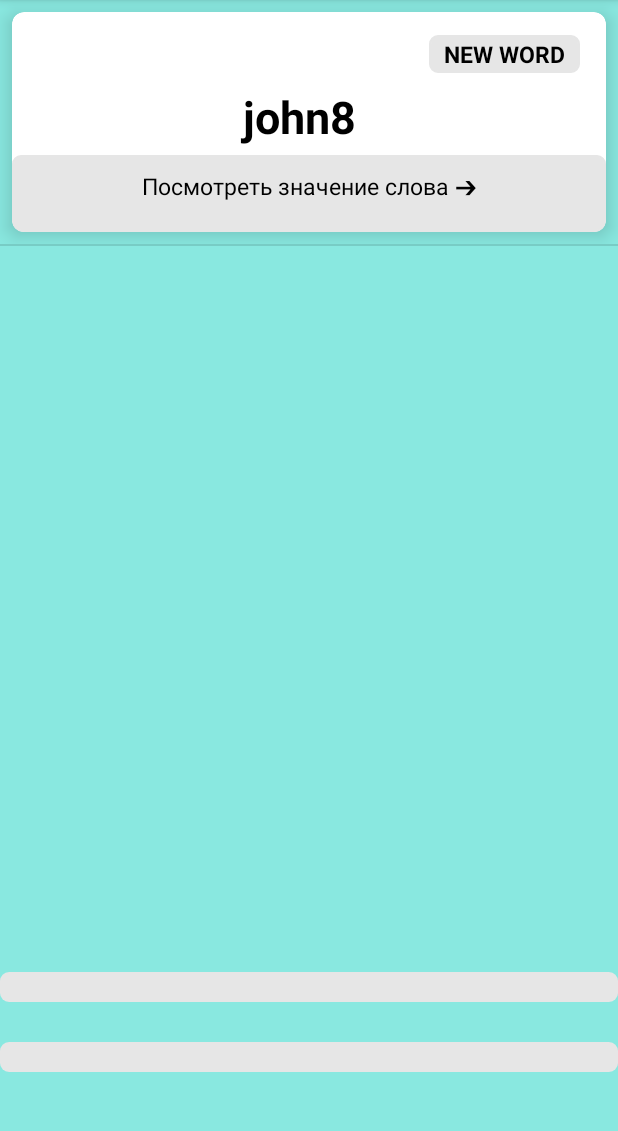
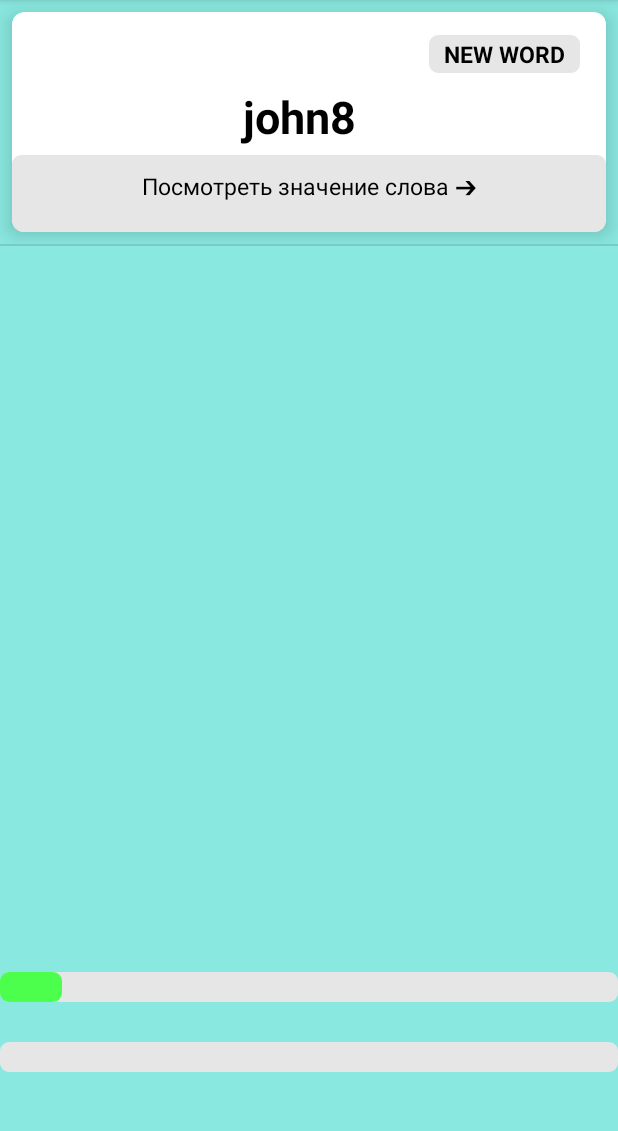
Before and after one commit to danilbelikov/English-Cards, an Android app: the fragment WordFragment placed in its activity, after a tap on "Я ЗНАЮ ЭТО СЛОВО", on a phone screen of 412 x 824 dp, the part 84-1215 px from its top. Run offline under Robolectric (Android 15) with nearby library versions, the phone set to English and light mode, and no system bars; 1 other tap on this screen came first.

Commit message:
db_start

```diff
--- a/app/src/main/java/com/example/englishcards/MainActivity.kt
+++ b/app/src/main/java/com/example/englishcards/MainActivity.kt
@@ -14,7 +14,7 @@ class MainActivity : AppCompatActivity(), Navigator {
     override fun onCreate(savedInstanceState: Bundle?) {
         super.onCreate(savedInstanceState)
         setContentView(R.layout.activity_main)
-        replaceFragment(MainFragment())
+        if (savedInstanceState == null) replaceFragment(MainFragment())
 
 
 
--- a/app/src/main/java/com/example/englishcards/ui/adapters/ListAdapter.kt
+++ b/app/src/main/java/com/example/englishcards/ui/adapters/ListAdapter.kt
@@ -1,5 +1,6 @@
 package com.example.englishcards.ui.adapters
 
+import android.animation.ObjectAnimator
 import android.app.Activity
 import android.content.Context
 import android.transition.Explode
@@ -10,6 +11,7 @@ import android.view.View
 import android.view.ViewGroup
 import android.widget.ArrayAdapter
 import android.widget.Button
+import android.widget.ProgressBar
 import androidx.core.view.isVisible
 import com.example.englishcards.R
 import com.example.englishcards.databinding.ListItemBinding
@@ -18,8 +20,8 @@ import com.example.englishcards.ui.model.Card
 class ListAdapter(private val context: Activity, private val arrayList: ArrayList<Card>) : ArrayAdapter<Card>(context, R.layout.list_item, arrayList), View.OnClickListener {
     var onItemClick: ((pos: Any,view: View) -> Unit)? = null
     override fun getView(position: Int, convertView: View?, parent: ViewGroup): View {
-        /*val inflater: LayoutInflater = LayoutInflater.from(context)
-        val view : View = inflater.inflate(R.layout.list_item, null)*/
+        val inflater: LayoutInflater = LayoutInflater.from(context)
+        val view : View = inflater.inflate(R.layout.list_item, null)
 
         val binding = convertView?.tag as ListItemBinding? ?:
         createBinding(parent.context)
@@ -29,6 +31,9 @@ class ListAdapter(private val context: Activity, private val arrayList: ArrayLis
         binding.tvWordStatus.text = arrayList[position].status
         binding.bKnow.setTag(1)
         binding.bNotKnow.setTag(2)
+
+
+
 
         if (binding.tvWordStatus.text == "LEARNING") binding.tvWordStatus.setBackgroundResource(R.drawable.rounded_corner_learning)
         if (binding.tvWordStatus.text == "MASTERED") binding.tvWordStatus.setBackgroundResource(R.drawable.rounded_corner_mastered)
--- a/app/src/main/java/com/example/englishcards/ui/word/WordFragment.kt
+++ b/app/src/main/java/com/example/englishcards/ui/word/WordFragment.kt
@@ -1,5 +1,6 @@
 package com.example.englishcards.ui.word
 
+import android.animation.ObjectAnimator
 import android.os.Bundle
 import android.transition.Explode
 import android.transition.TransitionManager
@@ -9,6 +10,7 @@ import android.view.LayoutInflater
 import android.view.View
 import android.view.ViewGroup
 import android.widget.Button
+import android.widget.ProgressBar
 import android.widget.Toast
 import com.example.englishcards.R
 import com.example.englishcards.databinding.FragmentWordBinding
@@ -91,17 +93,29 @@ lateinit var status: Array<String>
         val adapter = ListAdapter(requireActivity(), cardArrayList)
         binding.listView.adapter = adapter
 
-        //masteredWords.clear()
+        //Для передачи на маин активити
         numberOfMasteredWords = masteredWords.size
+        //Сколько раз повторили
         var numberOfRepeatings = 0
+
+        val progressBar = view?.findViewById<ProgressBar>(R.id.progress_bar_mastered)
+        val progressBarLearning = view?.findViewById<ProgressBar>(R.id.progress_bar_learning)
+        var progressMastered = 0
+        var progressLearning = 0
+
+        progressBar?.max = word.size
+        progressBarLearning?.max = word.size
 
 adapter.onItemClick = { any: Any, view: View ->
     var randomNumber = (0..6).random()
 
 
-
     if (any == 1) {
 
+        if (cardArrayList[0].status == status[2]){
+            cardArrayList[0].status = status[0]
+            masteredWords.remove(cardArrayList[0])
+        }
         //todo если ТЕКУЩЕЕ слово содержится в списке ИЗУЧЕНИЯ тогда удаляем
         if (learningWords.contains(cardArrayList[0])) {
             numberOfRepeatings += 1
@@ -126,23 +140,9 @@ adapter.onItemClick = { any: Any, view: View ->
         count += 1
         if (count >= word.size) count = 0
 
-        /*when {
-            count != 0 -> {
-                masteredWords.add(Card(word[count -1], explanation[count -1], status[0]))
-            }
-            else -> {
-                masteredWords.add(Card(word[word.size -1], explanation[word.size -1], status[0]))
-            }
-        }*/
-
         var nextWord = Card(word[count], explanation[count], status[0])
         //todo выбрали слово, но нужно сделать несколько проверок
 
-
-
-        /*if (randomNumber != 1 && randomNumber != 2) {
-            masteredWords.add(nextWord)
-        }*/
 
         //todo на рандоме может выпасть слово для повторения
         if (randomNumber == 1) {
@@ -152,26 +152,32 @@ adapter.onItemClick = { any: Any, view: View ->
                 //learningWords.removeAt(positionLearning)
             }
         }
-        /*if (randomNumber == 2) {
-            if (masteredWords.isNotEmpty()) {
-                var positionMastered = (0 until masteredWords.size).random()
-                nextWord = masteredWords[positionMastered]
-            }
-        }*/
 
         //todo если изученные содержат уже такое слово, тогда оно будет с приставкой MASTERED
         if (learningWords.contains(Card(word[count],explanation[count], status[1]))) nextWord = Card(word[count],explanation[count], status[1])
         if (masteredWords.contains(nextWord)) nextWord = Card(word[count], explanation[count], status[2])
         cardArrayList.add(nextWord)
 
+        progressLearning = learningWords.size
+        progressBarLearning?.setProgress(progressLearning)
 
+        progressMastered = masteredWords.size
+        progressBar?.setProgress(progressMastered)
 
+        Log.d("dsa", "masterSIZE == ${masteredWords.size}")
+        Log.d("dsa", "masterSIZE == $masteredWords")
         TransitionManager.beginDelayedTransition(binding.listView, Explode())
         adapter.notifyDataSetChanged()
     }
     //todo разобраться со второй кнопкой
 
     if (any == 2) {
+        if (cardArrayList[0].status == status[2]){
+            cardArrayList[0].status = status[0]
+            masteredWords.remove(cardArrayList[0])
+        }
+        if (cardArrayList[0].status == status[2]) masteredWords.remove(cardArrayList[0])
+        Log.d("dsa", "masterSIZE == ${masteredWords.size}")
         Log.d("dsa","learningWordsStart: $learningWords")
         count += 1
         if (count >= word.size) count = 0
@@ -186,14 +192,10 @@ adapter.onItemClick = { any: Any, view: View ->
         }
         Log.d("dsa","learnWordsRemove: $learningWords")
 
-        //добавляет не то, если второй раз нижмаю
-        /*if (count != 0)  learningWords.add(Card(word[count-1],explanation[count-1], status[1]))
-        else learningWords.add(Card(word[word.size -1], explanation[word.size -1], status[1]))*/
-        //todo добавляем не то
         cardArrayList[0].status = status[1]
         learningWords.add(cardArrayList[0])
         Log.d("dsa","learningAdd: $learningWords")
-        //learningWords.add(cardArrayList[0])
+
         cardArrayList.clear()
 
 
@@ -212,9 +214,11 @@ adapter.onItemClick = { any: Any, view: View ->
         Log.d("dsa","learningWordsFINAL: $learningWords")
 
 
+        progressLearning = learningWords.size
+        progressBarLearning?.setProgress(progressLearning)
 
-
-
+        progressMastered = masteredWords.size
+        progressBar?.setProgress(progressMastered)
 
         TransitionManager.beginDelayedTransition(binding.listView, Explode())
         adapter.notifyDataSetChanged()
--- a/app/src/main/res/drawable/custom_progress_bg_learning.xml
+++ b/app/src/main/res/drawable/custom_progress_bg_learning.xml
@@ -13,7 +13,7 @@
             <shape android:shape="rectangle">
                 <corners android:radius="6dp"/>
 
-                <solid android:color="@color/greenProgress"/>
+                <solid android:color="@color/learningBackground"/>
             </shape>
         </scale>
 
--- a/app/src/main/res/layout/fragment_word.xml
+++ b/app/src/main/res/layout/fragment_word.xml
@@ -83,13 +83,14 @@
         android:progressDrawable="@drawable/custom_progress_bg" />
 
     <ProgressBar
-        android:id="@+id/progress_bar_mastered2"
+        android:id="@+id/progress_bar_learning"
         style="?android:attr/progressBarStyleHorizontal"
 
         android:layout_width="match_parent"
         android:layout_height="20dp"
         android:layout_alignParentBottom="true"
-
+android:progress="0"
+        android:max="50"
         android:layout_marginBottom="53dp"
         android:progressDrawable="@drawable/custom_progress_bg_learning" />
 
```
